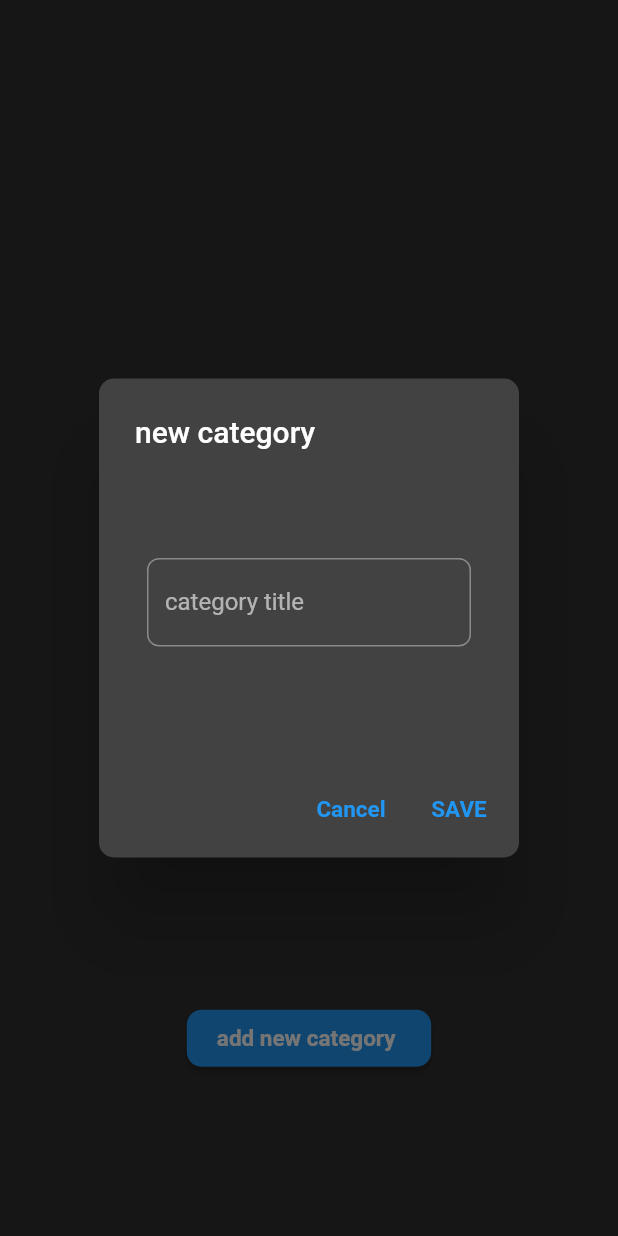
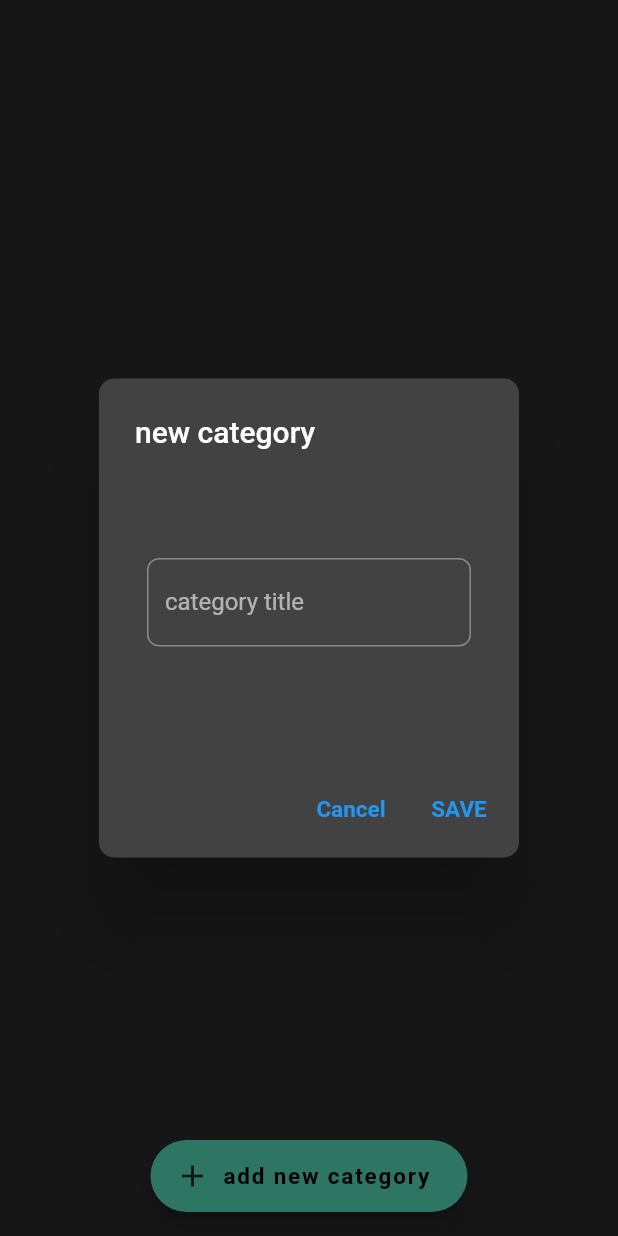
Before and after one commit to abir2301/tripManage_exepnese, a Flutter app: the CategoryPage screen opened directly, after a tap on "add new category", on a phone screen of 412 x 824 dp. Run offline on Flutter 3.47's test engine with Material 2 defaults, Android fonts, the phone set to English and light mode, and no system bars; our stand-ins replace datetime_picker_formfield, image_picker, introduction_screen, sqflite; missing offline and left inert: currency_picker; accounts and stored records are empty.

```diff
--- a/app/lib/database/categories_operations.dart
+++ b/app/lib/database/categories_operations.dart
@@ -7,7 +7,8 @@ class CategoryOperations {
 
   final dbhelper = DBhelper.instance;
 
-  insertCategory(Category category) async {
+  Future insertCategory(Category category) async {
+    print("into insert new category ");
     final db = await dbhelper.database;
     db.insert('category', category.toMap());
     print("category inserted suuscesfully ");
@@ -21,8 +22,10 @@ class CategoryOperations {
     List<Category> categories =
         allRows.map((categor) => Category.fromMap(categor)).toList();
     print("get all categories  ");
+    print("print all categories $categories");
     return categories;
   }
+
 
   updateCategory(Category category) async {
     final db = await dbhelper.database;
--- a/app/lib/database/dbhelper.dart
+++ b/app/lib/database/dbhelper.dart
@@ -11,7 +11,7 @@ class DBhelper {
 
   static final DBhelper instance = DBhelper.privateConstructor();
 
-  final _databaseName = 'sqFlite';
+  final _databaseName = 'sqFlite1111';
   final _databaseVersion = 1;
   static late Database _database;
 
--- a/app/lib/model/categories.dart
+++ b/app/lib/model/categories.dart
@@ -2,9 +2,11 @@ class Category {
   late int categoryid;
   late String categoryname;
   Category({
-    required this.categoryid,
+    categoryid,
     required this.categoryname,
-  });
+  }) {
+    this.categoryid = categoryid;
+  }
   Category.fromMap(Map map) {
     categoryid = map['categoryId'];
     categoryname = map['categoryName'];
--- a/app/lib/model/trip.dart
+++ b/app/lib/model/trip.dart
@@ -23,11 +23,9 @@ class Trip {
     required this.startDate,
     required this.endDate,
     required this.totalAmount,
-    int? resAmount,
+
     required this.curency,
-  }) {
-    restAmount = restAmount;
-  }
+  });
   void addPerson(PersonTrip _personTrip) {
     personTrip.add(_personTrip);
   }
--- a/app/lib/pages/category_page.dart
+++ b/app/lib/pages/category_page.dart
@@ -9,7 +9,7 @@ import 'package:provider/provider.dart';
 import '../model/categories.dart';
 
 class CategoryPage extends StatefulWidget {
-  const CategoryPage({Key? key}) : super(key: key);
+  CategoryPage({Key? key}) : super(key: key);
 
   @override
   State<CategoryPage> createState() => _CategoryPageState();
@@ -20,22 +20,29 @@ class _CategoryPageState extends State<CategoryPage> {
 
   var categoryController = TextEditingController();
   final GlobalKey<FormState> formKey = GlobalKey<FormState>();
-  String categoty = "";
+
+  late Category _category;
+
+  @override
+  void initState() {
+    super.initState();
+    //refrech();
+  }
 
   @override
   Widget build(BuildContext context) {
     final provider = Provider.of<CategoriesProvider>(context);
-    final Future<List<Category>> categories = provider.categories;
-    return (Padding(
-        padding: const EdgeInsets.all(1),
-        child: Column(children: [
-          Column(
-            children: [
-              const SizedBox(),
-              Container(
-                height: MediaQuery.of(context).size.height * 0.8,
-                child: FutureBuilder(
-                    initialData: categories,
+    late List<Category> categories = [];
+    late String categotyValue;
+    // ignore: unused_element
+    Future refrech() async {
+      categories = await provider.getList();
+    }
+
+    // final Future<List<Category>> categories = provider.categories;
+    return (Scaffold(
+      body: FutureBuilder(
+          // initialData: categories,
           future: categoryOperations.getAllCategories(),
           builder: (BuildContext context, AsyncSnapshot snapshot) {
             if (snapshot.hasError) {
@@ -67,12 +74,15 @@ class _CategoryPageState extends State<CategoryPage> {
                           // color: categoriesColors[
                           //     Random().nextInt(categoriesColors.length)]
                         ),
+                        child: GestureDetector(
+                          // onTap: () => {provider.removeCategory(_category)},
                           child: ListTile(
                             title: Text(
                               list[index].categoryname,
                               style: const TextStyle(fontSize: 20),
                             ),
                             trailing: const Icon(Icons.card_travel),
+                          ),
                         ),
                       ),
                     );
@@ -86,17 +96,8 @@ class _CategoryPageState extends State<CategoryPage> {
             // return( Text("there is no data ")));
             // )
           }),
-              ),
-            ],
-          ),
-          Padding(
-            padding: const EdgeInsets.all(8.0),
-            child: ElevatedButton(
-              style: ElevatedButton.styleFrom(
-                  padding:
-                      const EdgeInsets.symmetric(horizontal: 20, vertical: 10),
-                  shape: RoundedRectangleBorder(
-                      borderRadius: BorderRadius.circular(10))),
+      floatingActionButtonLocation: FloatingActionButtonLocation.centerFloat,
+      floatingActionButton: FloatingActionButton.extended(
         onPressed: () => showDialog<String>(
           context: context,
           builder: (BuildContext context) => Container(
@@ -127,7 +128,7 @@ class _CategoryPageState extends State<CategoryPage> {
                           controller: categoryController,
                           onSaved: (String) {},
                           validator: (String? value) {
-                                  categoty = value.toString();
+                            categotyValue = value.toString();
 
                             if (value!.isEmpty) {
                               return ("value should not be empty ");
@@ -150,10 +151,13 @@ class _CategoryPageState extends State<CategoryPage> {
                     onPressed: () {
                       if (formKey.currentState!.validate()) {
                         // ignore: unnecessary_new
-                              final _category = new Category(
-                                  categoryid: 10, categoryname: categoty);
-                              categoryOperations.insertCategory(_category);
+
+                        _category = new Category(
+                            categoryid: Random().nextInt(1000000),
+                            categoryname: categotyValue);
+                        //     categoryOperations.insertCategory(_category);
                         provider.addCategory(_category);
+
                         Navigator.pop(context, 'OK');
                       }
                     },
@@ -164,9 +168,9 @@ class _CategoryPageState extends State<CategoryPage> {
             ),
           ),
         ),
-              child: const Text("add new category "),
+        label: const Text("add new category "),
+        icon: const Icon(Icons.add),
       ),
-          )
-        ])));
+    ));
   }
 }
--- a/app/lib/pages/home_page.dart
+++ b/app/lib/pages/home_page.dart
@@ -42,7 +42,7 @@ class _HomePageState extends State<HomePage> {
                 ],
               ),
             ),
-            body: const TabBarView(
+            body: TabBarView(
               children: [
                 TripPage(),
                 CategoryPage(),
--- a/app/lib/provider/categories_provider.dart
+++ b/app/lib/provider/categories_provider.dart
@@ -4,11 +4,18 @@ import 'package:flutter/cupertino.dart';
 
 class CategoriesProvider extends ChangeNotifier {
   CategoryOperations categoryOperations = CategoryOperations();
-  var categories = CategoryOperations().getAllCategories();
+  late List<Category> categories = [];
+  Future<List<Category>> getList() async {
+    categories = CategoryOperations().getAllCategories() as List<Category>;
+    return categories;
+  }
 
-  void addCategory(Category category) {
+  Future<void> addCategory(Category category) async {
+    print("into add new category ");
     categoryOperations.insertCategory(category);
+
     print(categories);
+
     notifyListeners();
   }
 
```
Also changed, not shown: app/lib/database/trip_operations.dart (added, +39 -0 lines). Lines whose indentation alone changed are shown as unchanged.
